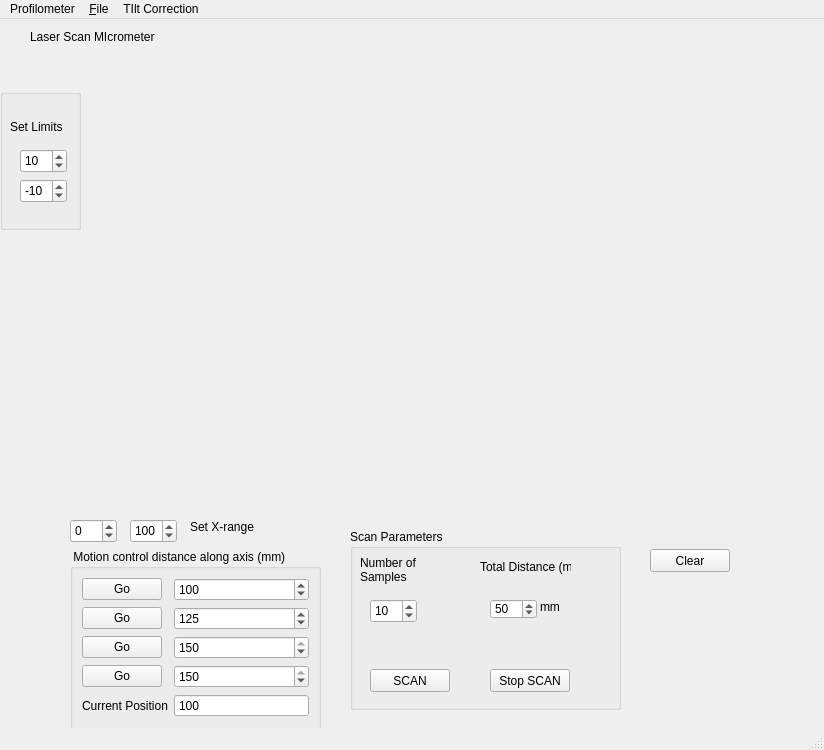
Before: the Qt Designer form forms/main_form.ui in MarshallSutton/profilometer, drawn with Qt 5.
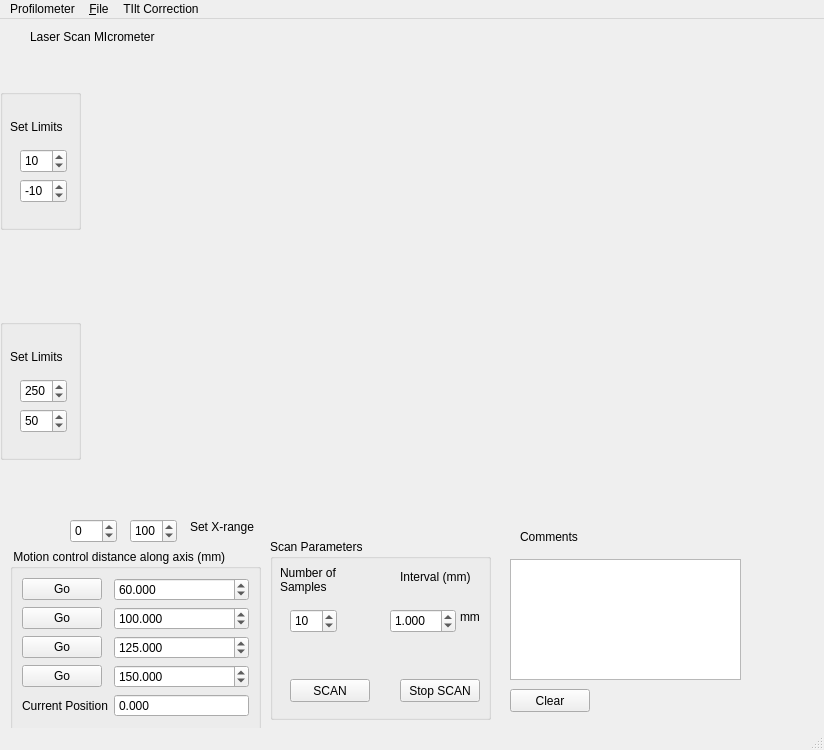
After: the same form once the commit is applied.

Commit message: comment section, updated interface, save features

```diff
--- a/forms/main_form.ui
+++ b/forms/main_form.ui
@@ -30,9 +30,9 @@
    <widget class="QGroupBox" name="ScanParameters">
     <property name="geometry">
      <rect>
-      <x>350</x>
-      <y>510</y>
-      <width>271</width>
+      <x>270</x>
+      <y>520</y>
+      <width>221</width>
       <height>181</height>
      </rect>
     </property>
@@ -68,22 +68,6 @@
       <number>10</number>
      </property>
     </widget>
-    <widget class="QSpinBox" name="sb_sample_spacing">
-     <property name="geometry">
-      <rect>
-       <x>140</x>
-       <y>70</y>
-       <width>47</width>
-       <height>20</height>
-      </rect>
-     </property>
-     <property name="maximum">
-      <number>1000</number>
-     </property>
-     <property name="value">
-      <number>50</number>
-     </property>
-    </widget>
     <widget class="QLabel" name="lbl_Nsamples">
      <property name="geometry">
       <rect>
@@ -110,7 +94,7 @@
       </rect>
      </property>
      <property name="text">
-      <string>Total Distance (mm)</string>
+      <string>Interval (mm)</string>
      </property>
     </widget>
     <widget class="QLabel" name="lbl_microns">
@@ -129,7 +113,7 @@
     <widget class="QPushButton" name="btn_stop">
      <property name="geometry">
       <rect>
-       <x>140</x>
+       <x>130</x>
        <y>140</y>
        <width>80</width>
        <height>23</height>
@@ -139,11 +123,30 @@
       <string>Stop SCAN</string>
      </property>
     </widget>
+    <widget class="QDoubleSpinBox" name="doubleSpinBox">
+     <property name="geometry">
+      <rect>
+       <x>120</x>
+       <y>70</y>
+       <width>66</width>
+       <height>24</height>
+      </rect>
+     </property>
+     <property name="decimals">
+      <number>3</number>
+     </property>
+     <property name="singleStep">
+      <double>0.050000000000000</double>
+     </property>
+     <property name="value">
+      <double>1.000000000000000</double>
+     </property>
+    </widget>
    </widget>
    <widget class="QGroupBox" name="gb_">
     <property name="geometry">
      <rect>
-      <x>70</x>
+      <x>10</x>
       <y>530</y>
       <width>251</width>
       <height>191</height>
@@ -161,27 +164,24 @@
       </widget>
      </item>
      <item row="0" column="1">
-      <widget class="QSpinBox" name="sb_goto1">
+      <widget class="QDoubleSpinBox" name="sb_goto1">
        <property name="contextMenuPolicy">
         <enum>Qt::NoContextMenu</enum>
        </property>
        <property name="toolTipDuration">
         <number>2</number>
        </property>
+       <property name="decimals">
+        <number>3</number>
+       </property>
        <property name="minimum">
-        <number>-150</number>
+        <double>-10.000000000000000</double>
        </property>
        <property name="maximum">
-        <number>150</number>
-       </property>
-       <property name="singleStep">
-        <number>0</number>
+        <double>300.000000000000000</double>
        </property>
        <property name="value">
-        <number>100</number>
-       </property>
-       <property name="displayIntegerBase">
-        <number>10</number>
+        <double>60.000000000000000</double>
        </property>
       </widget>
      </item>
@@ -193,18 +193,18 @@
       </widget>
      </item>
      <item row="1" column="1">
-      <widget class="QSpinBox" name="sb_goto2">
+      <widget class="QDoubleSpinBox" name="sb_goto2">
+       <property name="decimals">
+        <number>3</number>
+       </property>
        <property name="minimum">
-        <number>-150</number>
+        <double>-10.000000000000000</double>
        </property>
        <property name="maximum">
-        <number>150</number>
-       </property>
-       <property name="singleStep">
-        <number>5</number>
+        <double>300.000000000000000</double>
        </property>
        <property name="value">
-        <number>125</number>
+        <double>100.000000000000000</double>
        </property>
       </widget>
      </item>
@@ -216,18 +216,18 @@
       </widget>
      </item>
      <item row="2" column="1">
-      <widget class="QSpinBox" name="sb_goto3">
+      <widget class="QDoubleSpinBox" name="sb_goto3">
+       <property name="decimals">
+        <number>3</number>
+       </property>
        <property name="minimum">
-        <number>-150</number>
+        <double>-10.000000000000000</double>
        </property>
        <property name="maximum">
-        <number>150</number>
-       </property>
-       <property name="singleStep">
-        <number>5</number>
+        <double>300.000000000000000</double>
        </property>
        <property name="value">
-        <number>150</number>
+        <double>125.000000000000000</double>
        </property>
       </widget>
      </item>
@@ -239,18 +239,18 @@
       </widget>
      </item>
      <item row="3" column="1">
-      <widget class="QSpinBox" name="sb_goto3_2">
+      <widget class="QDoubleSpinBox" name="sb_goto3_2">
+       <property name="decimals">
+        <number>3</number>
+       </property>
        <property name="minimum">
-        <number>-150</number>
+        <double>-10.000000000000000</double>
        </property>
        <property name="maximum">
-        <number>150</number>
-       </property>
-       <property name="singleStep">
-        <number>5</number>
+        <double>300.000000000000000</double>
        </property>
        <property name="value">
-        <number>150</number>
+        <double>150.000000000000000</double>
        </property>
       </widget>
      </item>
@@ -262,21 +262,21 @@
       </widget>
      </item>
      <item row="4" column="1">
-      <widget class="QSpinBox" name="curr_position">
+      <widget class="QDoubleSpinBox" name="curr_position">
        <property name="readOnly">
         <bool>true</bool>
        </property>
        <property name="buttonSymbols">
         <enum>QAbstractSpinBox::NoButtons</enum>
        </property>
+       <property name="decimals">
+        <number>3</number>
+       </property>
        <property name="minimum">
-        <number>-100</number>
+        <double>-10.000000000000000</double>
        </property>
        <property name="maximum">
-        <number>300</number>
-       </property>
-       <property name="value">
-        <number>100</number>
+        <double>300.000000000000000</double>
        </property>
       </widget>
      </item>
@@ -404,8 +404,8 @@
    <widget class="QPushButton" name="btn_Clear">
     <property name="geometry">
      <rect>
-      <x>650</x>
-      <y>530</y>
+      <x>510</x>
+      <y>670</y>
       <width>80</width>
       <height>23</height>
      </rect>
@@ -414,6 +414,99 @@
      <string>Clear</string>
     </property>
    </widget>
+   <widget class="QGroupBox" name="groupBox_2">
+    <property name="geometry">
+     <rect>
+      <x>0</x>
+      <y>300</y>
+      <width>81</width>
+      <height>141</height>
+     </rect>
+    </property>
+    <property name="title">
+     <string/>
+    </property>
+    <widget class="QSpinBox" name="sb_lower_limit_intensity">
+     <property name="geometry">
+      <rect>
+       <x>20</x>
+       <y>90</y>
+       <width>47</width>
+       <height>24</height>
+      </rect>
+     </property>
+     <property name="minimum">
+      <number>-100</number>
+     </property>
+     <property name="maximum">
+      <number>100</number>
+     </property>
+     <property name="value">
+      <number>50</number>
+     </property>
+    </widget>
+    <widget class="QSpinBox" name="sb_upper_limit_intensity">
+     <property name="geometry">
+      <rect>
+       <x>20</x>
+       <y>60</y>
+       <width>47</width>
+       <height>24</height>
+      </rect>
+     </property>
+     <property name="minimum">
+      <number>50</number>
+     </property>
+     <property name="maximum">
+      <number>300</number>
+     </property>
+     <property name="value">
+      <number>250</number>
+     </property>
+    </widget>
+    <widget class="QLabel" name="lbl_limit_2">
+     <property name="geometry">
+      <rect>
+       <x>10</x>
+       <y>30</y>
+       <width>59</width>
+       <height>15</height>
+      </rect>
+     </property>
+     <property name="text">
+      <string>Set Limits</string>
+     </property>
+    </widget>
+   </widget>
+   <widget class="QTextBrowser" name="comments">
+    <property name="geometry">
+     <rect>
+      <x>510</x>
+      <y>540</y>
+      <width>231</width>
+      <height>121</height>
+     </rect>
+    </property>
+    <property name="readOnly">
+     <bool>false</bool>
+    </property>
+    <property name="overwriteMode">
+     <bool>true</bool>
+    </property>
+   </widget>
+   <widget class="QLabel" name="comment_label">
+    <property name="geometry">
+     <rect>
+      <x>520</x>
+      <y>510</y>
+      <width>71</width>
+      <height>16</height>
+     </rect>
+    </property>
+    <property name="text">
+     <string>Comments</string>
+    </property>
+   </widget>
   </widget>
   <widget class="QMenuBar" name="menubar">
    <property name="geometry">
```
Left out of the diff: 35 changed lines with no effect on the pictures. The commit also changes 7 other files.
